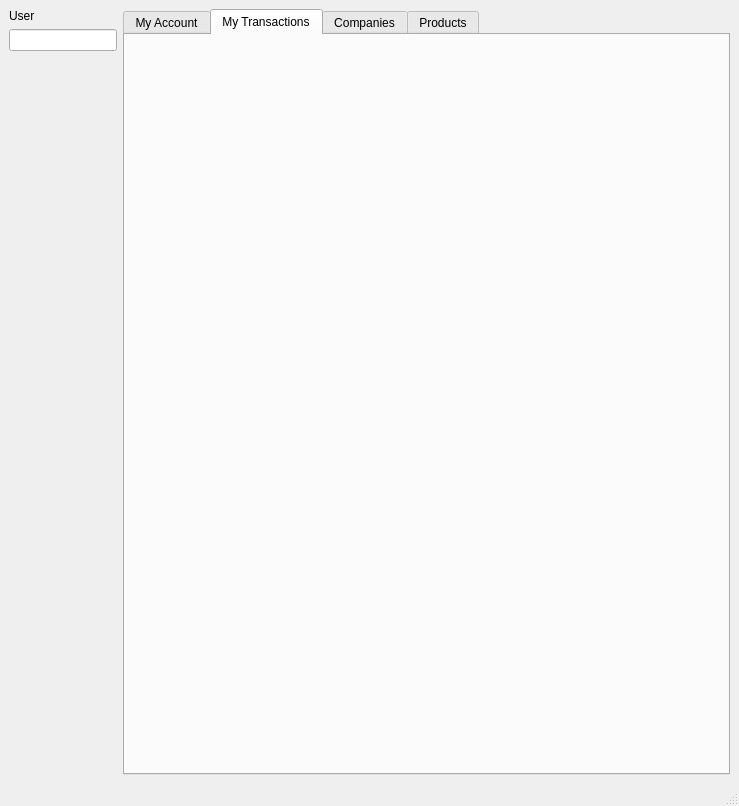
Old version of the form app.ui in the repository ppublicgit/CS687.
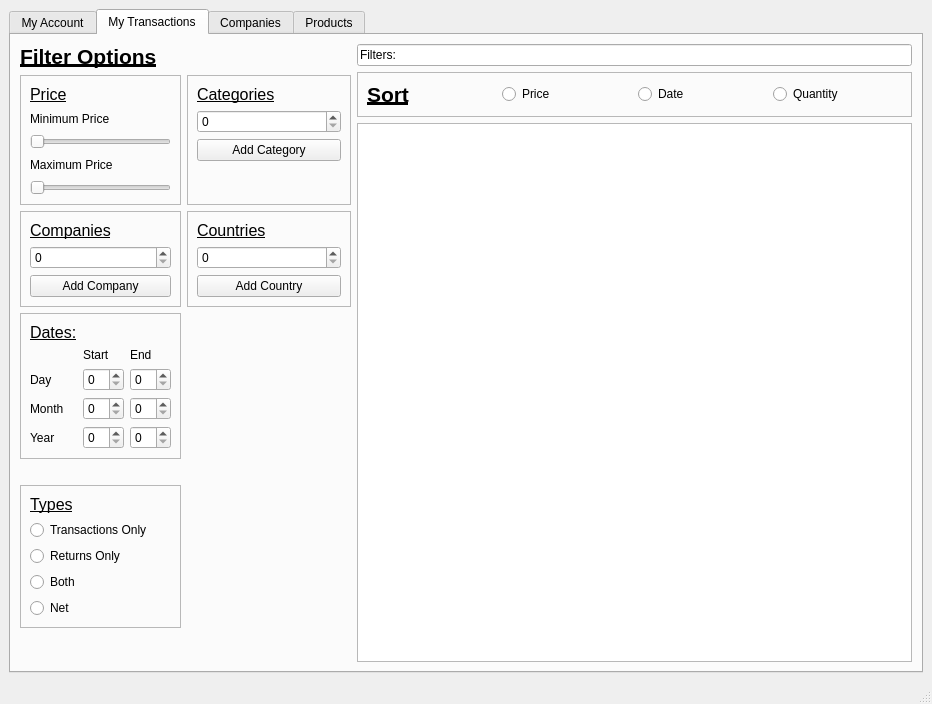
New version of the form. The open tabs and pages were chosen to show the change.

Commit message: added transaction and account tabs

```diff
--- a/app.ui
+++ b/app.ui
@@ -6,10 +6,16 @@
    <rect>
     <x>0</x>
     <y>0</y>
-    <width>739</width>
-    <height>806</height>
+    <width>932</width>
+    <height>704</height>
    </rect>
   </property>
+  <property name="sizePolicy">
+   <sizepolicy hsizetype="Preferred" vsizetype="Minimum">
+    <horstretch>0</horstretch>
+    <verstretch>0</verstretch>
+   </sizepolicy>
+  </property>
   <property name="windowTitle">
    <string>MainWindow</string>
   </property>
@@ -18,40 +24,6 @@
     <item>
      <layout class="QVBoxLayout" name="verticalLayout">
       <item>
-       <widget class="QLabel" name="label">
-        <property name="text">
-         <string>User</string>
-        </property>
-       </widget>
-      </item>
-      <item>
-       <widget class="QLineEdit" name="lineEdit">
-        <property name="sizePolicy">
-         <sizepolicy hsizetype="Minimum" vsizetype="Fixed">
-          <horstretch>0</horstretch>
-          <verstretch>0</verstretch>
-         </sizepolicy>
-        </property>
-       </widget>
-      </item>
-      <item>
-       <spacer name="verticalSpacer">
-        <property name="orientation">
-         <enum>Qt::Vertical</enum>
-        </property>
-        <property name="sizeHint" stdset="0">
-         <size>
-          <width>20</width>
-          <height>40</height>
-         </size>
-        </property>
-       </spacer>
-      </item>
-     </layout>
-    </item>
-    <item>
-     <layout class="QHBoxLayout" name="horizontalLayout">
-      <item>
        <widget class="QTabWidget" name="tabWidget">
         <property name="currentIndex">
          <number>0</number>
@@ -66,7 +38,454 @@
          <attribute name="title">
           <string>My Transactions</string>
          </attribute>
-         <layout class="QGridLayout" name="gridLayout_2"/>
+         <layout class="QGridLayout" name="gridLayout_2">
+          <item row="0" column="2">
+           <layout class="QVBoxLayout" name="verticalLayout_3">
+            <item>
+             <widget class="QLineEdit" name="lineEdit_2">
+              <property name="enabled">
+               <bool>true</bool>
+              </property>
+              <property name="text">
+               <string>Filters:</string>
+              </property>
+             </widget>
+            </item>
+            <item>
+             <widget class="QFrame" name="frame_sort">
+              <property name="frameShape">
+               <enum>QFrame::StyledPanel</enum>
+              </property>
+              <property name="frameShadow">
+               <enum>QFrame::Raised</enum>
+              </property>
+              <layout class="QHBoxLayout" name="horizontalLayout_3">
+               <item>
+                <widget class="QLabel" name="label_sort">
+                 <property name="font">
+                  <font>
+                   <pointsize>16</pointsize>
+                   <weight>75</weight>
+                   <bold>true</bold>
+                   <underline>true</underline>
+                  </font>
+                 </property>
+                 <property name="text">
+                  <string>Sort</string>
+                 </property>
+                </widget>
+               </item>
+               <item>
+                <widget class="QRadioButton" name="radioButton">
+                 <property name="text">
+                  <string>Price</string>
+                 </property>
+                </widget>
+               </item>
+               <item>
+                <widget class="QRadioButton" name="radioButton_2">
+                 <property name="text">
+                  <string>Date</string>
+                 </property>
+                </widget>
+               </item>
+               <item>
+                <widget class="QRadioButton" name="radioButton_3">
+                 <property name="text">
+                  <string>Quantity</string>
+                 </property>
+                </widget>
+               </item>
+              </layout>
+             </widget>
+            </item>
+            <item>
+             <widget class="QTableWidget" name="table_transactions"/>
+            </item>
+           </layout>
+          </item>
+          <item row="0" column="0" colspan="2">
+           <layout class="QGridLayout" name="gridLayout_7">
+            <item row="3" column="0">
+             <widget class="QFrame" name="frame_companies">
+              <property name="frameShape">
+               <enum>QFrame::StyledPanel</enum>
+              </property>
+              <property name="frameShadow">
+               <enum>QFrame::Raised</enum>
+              </property>
+              <layout class="QVBoxLayout" name="verticalLayout_5">
+               <item>
+                <widget class="QLabel" name="label_companies">
+                 <property name="font">
+                  <font>
+                   <pointsize>12</pointsize>
+                   <underline>true</underline>
+                  </font>
+                 </property>
+                 <property name="text">
+                  <string>Companies</string>
+                 </property>
+                </widget>
+               </item>
+               <item>
+                <widget class="QSpinBox" name="sb_company"/>
+               </item>
+               <item>
+                <widget class="QPushButton" name="pb_add_company">
+                 <property name="text">
+                  <string>Add Company</string>
+                 </property>
+                </widget>
+               </item>
+              </layout>
+             </widget>
+            </item>
+            <item row="1" column="0">
+             <widget class="QFrame" name="frame_price">
+              <property name="frameShape">
+               <enum>QFrame::StyledPanel</enum>
+              </property>
+              <property name="frameShadow">
+               <enum>QFrame::Raised</enum>
+              </property>
+              <layout class="QVBoxLayout" name="verticalLayout_7">
+               <item>
+                <widget class="QLabel" name="label_price">
+                 <property name="font">
+                  <font>
+                   <pointsize>12</pointsize>
+                   <italic>false</italic>
+                   <underline>true</underline>
+                  </font>
+                 </property>
+                 <property name="text">
+                  <string>Price</string>
+                 </property>
+                </widget>
+               </item>
+               <item>
+                <widget class="QLabel" name="label_min_price">
+                 <property name="text">
+                  <string>Minimum Price</string>
+                 </property>
+                </widget>
+               </item>
+               <item>
+                <widget class="QSlider" name="hs_min_price">
+                 <property name="sizePolicy">
+                  <sizepolicy hsizetype="Minimum" vsizetype="Fixed">
+                   <horstretch>0</horstretch>
+                   <verstretch>0</verstretch>
+                  </sizepolicy>
+                 </property>
+                 <property name="orientation">
+                  <enum>Qt::Horizontal</enum>
+                 </property>
+                </widget>
+               </item>
+               <item>
+                <widget class="QLabel" name="label_max_price">
+                 <property name="text">
+                  <string>Maximum Price</string>
+                 </property>
+                </widget>
+               </item>
+               <item>
+                <widget class="QSlider" name="horizontalSlider_2">
+                 <property name="sizePolicy">
+                  <sizepolicy hsizetype="Minimum" vsizetype="Fixed">
+                   <horstretch>0</horstretch>
+                   <verstretch>0</verstretch>
+                  </sizepolicy>
+                 </property>
+                 <property name="orientation">
+                  <enum>Qt::Horizontal</enum>
+                 </property>
+                </widget>
+               </item>
+              </layout>
+             </widget>
+            </item>
+            <item row="1" column="2">
+             <widget class="QFrame" name="frame_categories">
+              <property name="frameShape">
+               <enum>QFrame::StyledPanel</enum>
+              </property>
+              <property name="frameShadow">
+               <enum>QFrame::Raised</enum>
+              </property>
+              <layout class="QVBoxLayout" name="verticalLayout_6">
+               <item>
+                <widget class="QLabel" name="label_categories">
+                 <property name="font">
+                  <font>
+                   <pointsize>12</pointsize>
+                   <underline>true</underline>
+                  </font>
+                 </property>
+                 <property name="text">
+                  <string>Categories</string>
+                 </property>
+                </widget>
+               </item>
+               <item>
+                <widget class="QSpinBox" name="sb_category"/>
+               </item>
+               <item>
+                <widget class="QPushButton" name="pb_add_category">
+                 <property name="text">
+                  <string>Add Category</string>
+                 </property>
+                </widget>
+               </item>
+               <item>
+                <spacer name="verticalSpacer_3">
+                 <property name="orientation">
+                  <enum>Qt::Vertical</enum>
+                 </property>
+                 <property name="sizeHint" stdset="0">
+                  <size>
+                   <width>20</width>
+                   <height>40</height>
+                  </size>
+                 </property>
+                </spacer>
+               </item>
+              </layout>
+             </widget>
+            </item>
+            <item row="3" column="2">
+             <widget class="QFrame" name="frame_countries">
+              <property name="frameShape">
+               <enum>QFrame::StyledPanel</enum>
+              </property>
+              <property name="frameShadow">
+               <enum>QFrame::Raised</enum>
+              </property>
+              <layout class="QVBoxLayout" name="verticalLayout_4">
+               <item>
+                <widget class="QLabel" name="label_countries">
+                 <property name="font">
+                  <font>
+                   <pointsize>12</pointsize>
+                   <underline>true</underline>
+                  </font>
+                 </property>
+                 <property name="text">
+                  <string>Countries</string>
+                 </property>
+                </widget>
+               </item>
+               <item>
+                <widget class="QSpinBox" name="sb_country"/>
+               </item>
+               <item>
+                <widget class="QPushButton" name="pb_add_country">
+                 <property name="text">
+                  <string>Add Country</string>
+                 </property>
+                </widget>
+               </item>
+              </layout>
+             </widget>
+            </item>
+            <item row="5" column="0">
+             <widget class="QFrame" name="frame_dates">
+              <property name="frameShape">
+               <enum>QFrame::StyledPanel</enum>
+              </property>
+              <property name="frameShadow">
+               <enum>QFrame::Raised</enum>
+              </property>
+              <layout class="QGridLayout" name="gridLayout_6">
+               <item row="0" column="0">
+                <widget class="QLabel" name="label_dates">
+                 <property name="font">
+                  <font>
+                   <pointsize>12</pointsize>
+                   <underline>true</underline>
+                  </font>
+                 </property>
+                 <property name="text">
+                  <string>Dates:</string>
+                 </property>
+                </widget>
+               </item>
+               <item row="3" column="1">
+                <widget class="QSpinBox" name="sb_start_day"/>
+               </item>
+               <item row="3" column="2">
+                <widget class="QSpinBox" name="sb_end_day"/>
+               </item>
+               <item row="5" column="1">
+                <widget class="QSpinBox" name="sb_start_year"/>
+               </item>
+               <item row="5" column="2">
+                <widget class="QSpinBox" name="sb_end_year"/>
+               </item>
+               <item row="2" column="2">
+                <widget class="QLabel" name="label_end_date">
+                 <property name="text">
+                  <string>End</string>
+                 </property>
+                </widget>
+               </item>
+               <item row="4" column="2">
+                <widget class="QSpinBox" name="sb_end_month"/>
+               </item>
+               <item row="3" column="0">
+                <widget class="QLabel" name="label_date_day">
+                 <property name="text">
+                  <string>Day</string>
+                 </property>
+                </widget>
+               </item>
+               <item row="2" column="1">
+                <widget class="QLabel" name="label_date_start">
+                 <property name="text">
+                  <string>Start</string>
+                 </property>
+                </widget>
+               </item>
+               <item row="4" column="0">
+                <widget class="QLabel" name="label_date_month">
+                 <property name="text">
+                  <string>Month</string>
+                 </property>
+                </widget>
+               </item>
+               <item row="5" column="0">
+                <widget class="QLabel" name="label_date_year">
+                 <property name="text">
+                  <string>Year</string>
+                 </property>
+                </widget>
+               </item>
+               <item row="4" column="1">
+                <widget class="QSpinBox" name="sb_start_month"/>
+               </item>
+              </layout>
+             </widget>
+            </item>
+            <item row="7" column="0">
+             <widget class="QFrame" name="frame_transact_ret">
+              <property name="sizePolicy">
+               <sizepolicy hsizetype="Minimum" vsizetype="Minimum">
+                <horstretch>0</horstretch>
+                <verstretch>0</verstretch>
+               </sizepolicy>
+              </property>
+              <property name="frameShape">
+               <enum>QFrame::StyledPanel</enum>
+              </property>
+              <property name="frameShadow">
+               <enum>QFrame::Raised</enum>
+              </property>
+              <layout class="QGridLayout" name="gridLayout_5">
+               <item row="3" column="0">
+                <widget class="QRadioButton" name="rb_both">
+                 <property name="text">
+                  <string>Both</string>
+                 </property>
+                </widget>
+               </item>
+               <item row="4" column="0">
+                <widget class="QRadioButton" name="rb_net">
+                 <property name="text">
+                  <string>Net</string>
+                 </property>
+                </widget>
+               </item>
+               <item row="1" column="0">
+                <widget class="QRadioButton" name="rb_transact">
+                 <property name="text">
+                  <string>Transactions Only</string>
+                 </property>
+                </widget>
+               </item>
+               <item row="2" column="0">
+                <widget class="QRadioButton" name="rb_ret">
+                 <property name="text">
+                  <string>Returns Only</string>
+                 </property>
+                </widget>
+               </item>
+               <item row="0" column="0">
+                <widget class="QLabel" name="label_transact_ret">
+                 <property name="font">
+                  <font>
+                   <pointsize>12</pointsize>
+                   <underline>true</underline>
+                  </font>
+                 </property>
+                 <property name="text">
+                  <string>Types</string>
+                 </property>
+                </widget>
+               </item>
+              </layout>
+             </widget>
+            </item>
+            <item row="8" column="0">
+             <spacer name="verticalSpacer_2">
+              <property name="orientation">
+               <enum>Qt::Vertical</enum>
+              </property>
+              <property name="sizeHint" stdset="0">
+               <size>
+                <width>20</width>
+                <height>40</height>
+               </size>
+              </property>
+             </spacer>
+            </item>
+            <item row="0" column="0">
+             <widget class="QLabel" name="label_filter_options">
+              <property name="font">
+               <font>
+                <pointsize>16</pointsize>
+                <weight>75</weight>
+                <bold>true</bold>
+                <underline>true</underline>
+               </font>
+              </property>
+              <property name="text">
+               <string>Filter Options</string>
+              </property>
+             </widget>
+            </item>
+            <item row="6" column="2">
+             <spacer name="horizontalSpacer">
+              <property name="orientation">
+               <enum>Qt::Horizontal</enum>
+              </property>
+              <property name="sizeHint" stdset="0">
+               <size>
+                <width>40</width>
+                <height>20</height>
+               </size>
+              </property>
+             </spacer>
+            </item>
+            <item row="0" column="2">
+             <widget class="QLabel" name="label_filter_options_2">
+              <property name="font">
+               <font>
+                <pointsize>16</pointsize>
+                <weight>50</weight>
+                <bold>false</bold>
+                <underline>false</underline>
+               </font>
+              </property>
+              <property name="text">
+               <string>                            </string>
+              </property>
+             </widget>
+            </item>
+           </layout>
+          </item>
+         </layout>
         </widget>
         <widget class="QWidget" name="tab_companies">
          <attribute name="title">
```
Left out of the diff: 97 changed lines with no effect on the pictures.
